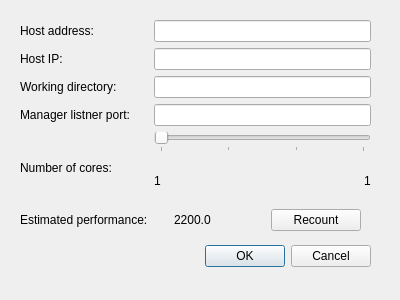
Old version of the form poc/golemPy/examples/gnr/ui/ConfigurationDialog.ui in the repository golemfactory/clay.
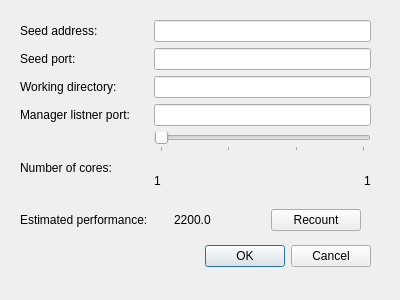
New version of the form.

Diff of the .ui file:
```diff
--- a/poc/golemPy/examples/gnr/ui/ConfigurationDialog.ui
+++ b/poc/golemPy/examples/gnr/ui/ConfigurationDialog.ui
@@ -48,7 +48,7 @@
     <item row="1" column="0">
      <widget class="QLabel" name="label_2">
       <property name="text">
-       <string>Host IP:</string>
+       <string>Seed port:</string>
       </property>
      </widget>
     </item>
@@ -79,7 +79,7 @@
     <item row="0" column="0">
      <widget class="QLabel" name="label">
       <property name="text">
-       <string>Host address:</string>
+       <string>Seed address:</string>
       </property>
      </widget>
     </item>
```
Left out of the diff: 3 changed lines with no effect on the pictures.
